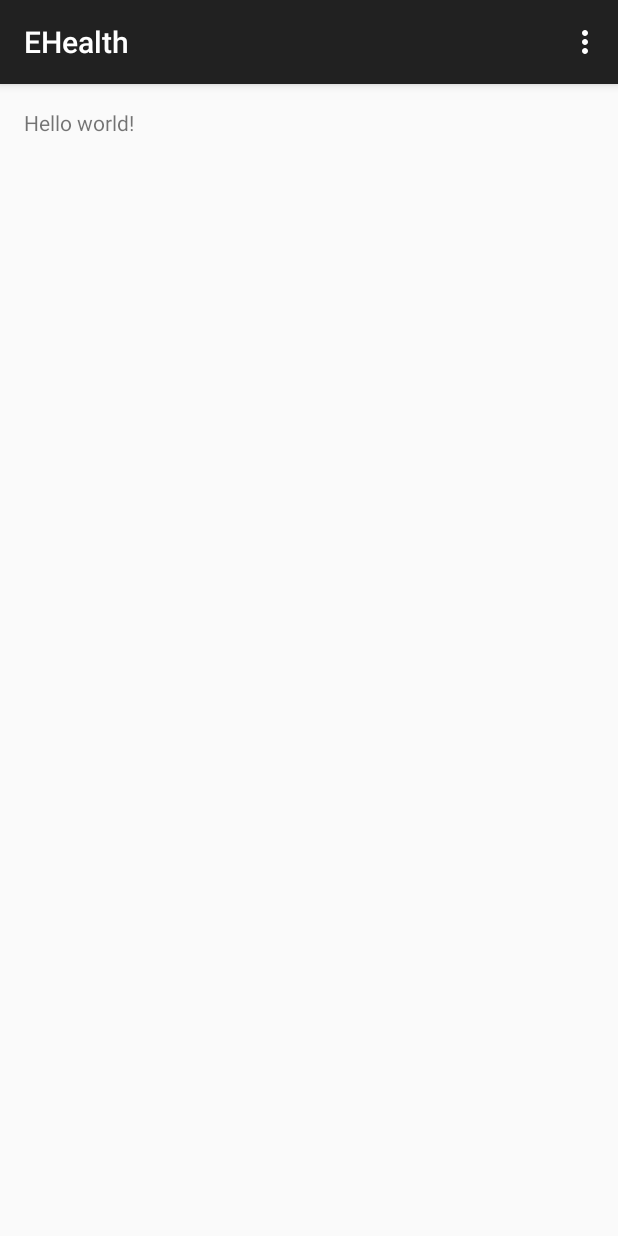
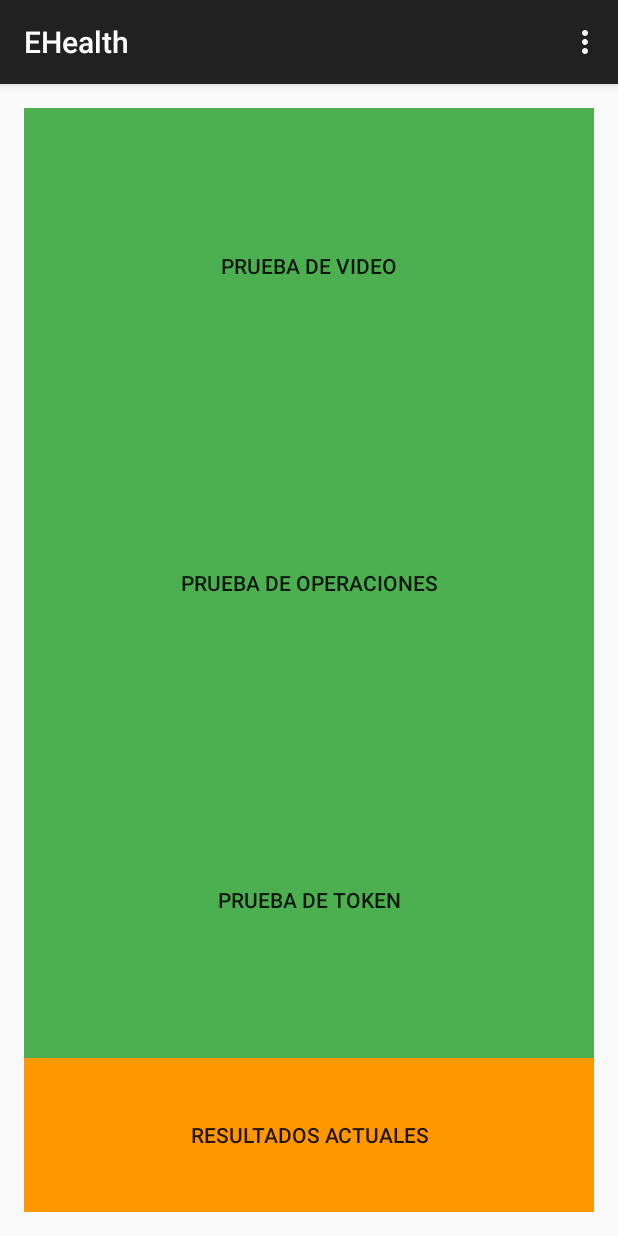
Before and after one commit to henzer/EHealthAphasia, an Android app: the screen it shows after launch (MainActivity), on a phone screen of 412 x 824 dp. Run offline under Robolectric (Android 15) with nearby library versions, the phone set to English and light mode, and no system bars.

Commit message:
Terminado el token, iniciada y terminada la pantalla de inicio falta unir...

```diff
--- a/app/src/main/java/com/example/al/ehealth/MainActivity.java
+++ b/app/src/main/java/com/example/al/ehealth/MainActivity.java
@@ -5,13 +5,53 @@ import android.support.v7.app.AppCompatActivity;
 import android.os.Bundle;
 import android.view.Menu;
 import android.view.MenuItem;
+import android.view.View;
+import android.widget.Button;
 
 public class MainActivity extends AppCompatActivity {
 
+    private MainActivity thisContext = this;
+    private Button videoButton;
+    private Button operacionesButton;
+    private Button tokenButton;
+
+    private Button resultButton;
     @Override
     protected void onCreate(Bundle savedInstanceState) {
         super.onCreate(savedInstanceState);
         setContentView(R.layout.activity_main);
+
+        videoButton = (Button)findViewById(R.id.videoButton);
+        videoButton.setOnClickListener(new View.OnClickListener() {
+            public void onClick(View arg0) {
+                Intent i = new Intent(thisContext, Video.class);
+                startActivity(i);
+            }
+        });
+
+        operacionesButton = (Button)findViewById(R.id.operacionesButton);
+        operacionesButton.setOnClickListener(new View.OnClickListener(){
+            public void onClick(View arg0){
+                Intent i = new Intent(thisContext, Operations.class);
+                startActivity(i);
+            }
+        });
+
+        tokenButton = (Button)findViewById(R.id.tokenButton);
+        tokenButton.setOnClickListener(new View.OnClickListener(){
+            public void onClick(View arg0){
+                Intent i = new Intent(thisContext, Token.class);
+                startActivity(i);
+            }
+        });
+
+        resultButton = (Button)findViewById(R.id.resultadosButton);
+        resultButton.setOnClickListener(new View.OnClickListener(){
+            public void onClick(View arg0){
+                Intent i = new Intent(thisContext, Results.class);
+                startActivity(i);
+            }
+        });
 
         //Hola
         //Hola Henzer
--- a/app/src/main/res/layout/activity_main.xml
+++ b/app/src/main/res/layout/activity_main.xml
@@ -8,4 +8,84 @@
     <TextView android:text="@string/hello_world" android:layout_width="wrap_content"
         android:layout_height="wrap_content" />
 
+    <LinearLayout
+        android:layout_width="fill_parent"
+        android:layout_height="fill_parent"
+        android:orientation="vertical"
+        android:layout_gravity="bottom"
+        android:weightSum="100">
+
+        <LinearLayout
+            android:id="@+id/video"
+            android:layout_width="match_parent"
+            android:layout_height="wrap_content"
+            android:layout_weight="30"
+            android:orientation="vertical">
+
+            <Button
+                android:id="@+id/videoButton"
+                android:layout_width="match_parent"
+                android:layout_height="match_parent"
+                android:layout_weight="1"
+                android:background="@drawable/selected_color_button_next"
+                android:text="Prueba de Video"
+                android:gravity="center"/>
+
+        </LinearLayout>
+
+        <LinearLayout
+            android:id="@+id/operaciones"
+            android:layout_width="match_parent"
+            android:layout_height="wrap_content"
+            android:layout_weight="30">
+
+            <Button
+                android:id="@+id/operacionesButton"
+                android:layout_width="match_parent"
+                android:layout_height="match_parent"
+                android:layout_weight="1"
+                android:background="@drawable/selected_color_button_next"
+                android:text="Prueba de Operaciones"
+                android:gravity="center"/>
+
+        </LinearLayout>
+
+        <LinearLayout
+            android:id="@+id/token"
+            android:layout_width="match_parent"
+            android:layout_height="wrap_content"
+            android:layout_weight="30">
+
+            <Button
+                android:id="@+id/tokenButton"
+                android:layout_width="match_parent"
+                android:layout_height="match_parent"
+                android:layout_weight="1"
+                android:background="@drawable/selected_color_button_next"
+                android:text="Prueba de Token"
+                android:gravity="center"/>
+
+        </LinearLayout>
+
+        <LinearLayout
+            android:id="@+id/resultados"
+            android:layout_width="match_parent"
+            android:layout_height="wrap_content"
+            android:layout_weight="10">
+
+            <Button
+                android:id="@+id/resultadosButton"
+                android:layout_width="match_parent"
+                android:layout_height="match_parent"
+                android:layout_weight="1"
+                android:background="@drawable/selected_color_button_cancel"
+                android:text="Resultados Actuales"
+                android:gravity="center"/>
+
+        </LinearLayout>
+
+
+
+    </LinearLayout>
+
 </RelativeLayout>
```
Also changed, not shown: app/src/main/java/com/example/al/ehealth/Token.java (+48 -41 lines), app/src/main/res/drawable/cb.PNG, app/src/main/res/drawable/circlegreen.png (added), app/src/main/res/drawable/cr.PNG, app/src/main/res/drawable/cw.PNG, app/src/main/res/drawable/cy.PNG.
